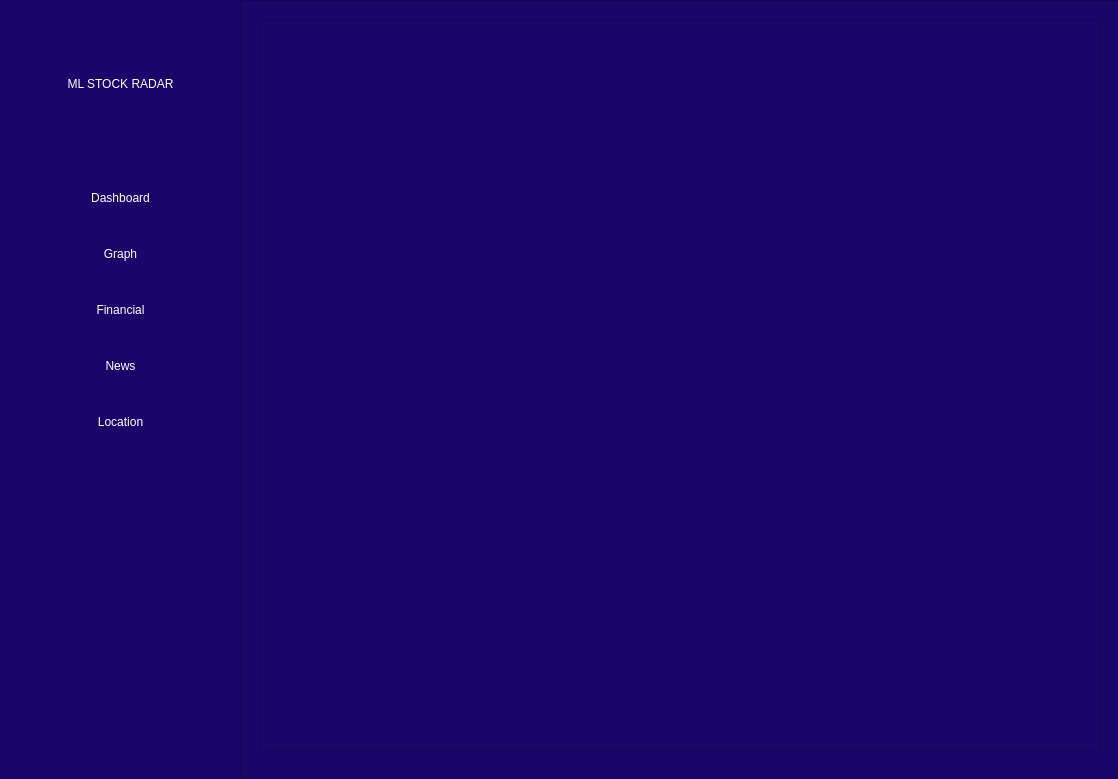
First picture: the form in ml_stock.ui, repository jengkub/ML-stockradar, before the edit.
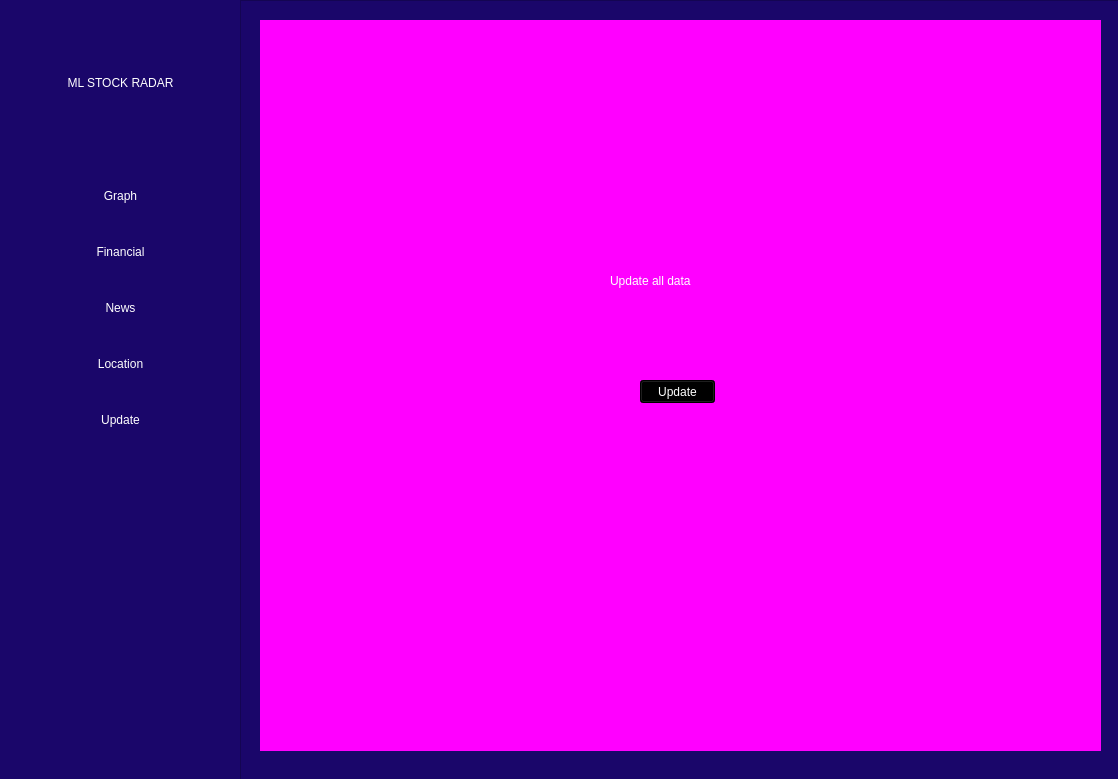
Second picture: the form after the edit. The open tabs and pages were chosen to show the change.

Diff of the .ui file:
```diff
--- a/ml_stock.ui
+++ b/ml_stock.ui
@@ -26,7 +26,7 @@
       <height>781</height>
      </rect>
     </property>
-    <layout class="QVBoxLayout" name="verticalLayout" stretch="2,2,2,2,2,0,4">
+    <layout class="QVBoxLayout" name="verticalLayout" stretch="2,2,2,2,2,0,0,4">
      <item>
       <widget class="QLabel" name="label">
        <property name="styleSheet">
@@ -66,7 +66,7 @@
 }</string>
        </property>
        <property name="text">
-        <string>Dashboard</string>
+        <string>Graph</string>
        </property>
        <property name="iconSize">
         <size>
@@ -92,32 +92,12 @@
 }</string>
        </property>
        <property name="text">
-        <string>Graph</string>
-       </property>
-      </widget>
-     </item>
-     <item>
-      <widget class="QPushButton" name="pushButton_2">
-       <property name="styleSheet">
-        <string notr="true">QPushButton {
-background-color: rgb(26, 6, 106);
-color: rgb(255, 255, 255);
-border-radius: 10px;
-height: 50px;
-font: 10pt &quot;MS Shell Dlg 2&quot;;
-}
-
-QPushButton:pressed {
-	background-color: rgb(38, 8, 156);
-}</string>
-       </property>
-       <property name="text">
         <string>Financial</string>
        </property>
       </widget>
      </item>
      <item>
-      <widget class="QPushButton" name="pushButton_3">
+      <widget class="QPushButton" name="pushButton_2">
        <property name="styleSheet">
         <string notr="true">QPushButton {
 background-color: rgb(26, 6, 106);
@@ -137,7 +117,7 @@
       </widget>
      </item>
      <item>
-      <widget class="QPushButton" name="pushButton_5">
+      <widget class="QPushButton" name="pushButton_3">
        <property name="styleSheet">
         <string notr="true">QPushButton {
 background-color: rgb(26, 6, 106);
@@ -156,6 +136,36 @@
        </property>
       </widget>
      </item>
+     <item>
+      <widget class="QPushButton" name="pushButton_5">
+       <property name="styleSheet">
+        <string notr="true">QPushButton {
+background-color: rgb(26, 6, 106);
+color: rgb(255, 255, 255);
+border-radius: 10px;
+height: 50px;
+font: 10pt &quot;MS Shell Dlg 2&quot;;
+}
+
+QPushButton:pressed {
+	background-color: rgb(38, 8, 156);
+}</string>
+       </property>
+       <property name="text">
+        <string>Update</string>
+       </property>
+      </widget>
+     </item>
+     <item>
+      <widget class="QFrame" name="frame_2">
+       <property name="frameShape">
+        <enum>QFrame::StyledPanel</enum>
+       </property>
+       <property name="frameShadow">
+        <enum>QFrame::Raised</enum>
+       </property>
+      </widget>
+     </item>
      <item>
       <spacer name="verticalSpacer">
        <property name="orientation">
@@ -189,7 +199,7 @@
        <property name="frameShadow">
         <enum>QFrame::Raised</enum>
        </property>
-       <widget class="QGraphicsView" name="graphicsView">
+       <widget class="QStackedWidget" name="stackedWidget">
         <property name="geometry">
          <rect>
           <x>20</x>
@@ -198,6 +208,80 @@
           <height>731</height>
          </rect>
         </property>
+        <property name="currentIndex">
+         <number>0</number>
+        </property>
+        <widget class="QWidget" name="page">
+         <widget class="QGraphicsView" name="graphicsView_2">
+          <property name="geometry">
+           <rect>
+            <x>-225</x>
+            <y>-249</y>
+            <width>1081</width>
+            <height>991</height>
+           </rect>
+          </property>
+          <property name="styleSheet">
+           <string notr="true">background-color: rgb(170, 0, 0);</string>
+          </property>
+         </widget>
+        </widget>
+        <widget class="QWidget" name="page_2">
+         <widget class="QFrame" name="frame_3">
+          <property name="geometry">
+           <rect>
+            <x>-20</x>
+            <y>-20</y>
+            <width>881</width>
+            <height>771</height>
+           </rect>
+          </property>
+          <property name="styleSheet">
+           <string notr="true">background-color: rgb(255, 0, 255);</string>
+          </property>
+          <property name="frameShape">
+           <enum>QFrame::StyledPanel</enum>
+          </property>
+          <property name="frameShadow">
+           <enum>QFrame::Raised</enum>
+          </property>
+          <widget class="QLabel" name="label_2">
+           <property name="geometry">
+            <rect>
+             <x>370</x>
+             <y>250</y>
+             <width>141</width>
+             <height>61</height>
+            </rect>
+           </property>
+           <property name="styleSheet">
+            <string notr="true">color: rgb(255, 255, 255);
+font: 12pt &quot;MS Shell Dlg 2&quot;;</string>
+           </property>
+           <property name="text">
+            <string>Update all data</string>
+           </property>
+          </widget>
+          <widget class="QPushButton" name="pushButton_6">
+           <property name="geometry">
+            <rect>
+             <x>400</x>
+             <y>380</y>
+             <width>75</width>
+             <height>23</height>
+            </rect>
+           </property>
+           <property name="styleSheet">
+            <string notr="true">font: 10pt &quot;MS Shell Dlg 2&quot;;
+background-color: rgb(0, 0, 0);
+color: rgb(255, 255, 255);</string>
+           </property>
+           <property name="text">
+            <string>Update</string>
+           </property>
+          </widget>
+         </widget>
+        </widget>
        </widget>
       </widget>
      </item>
```
